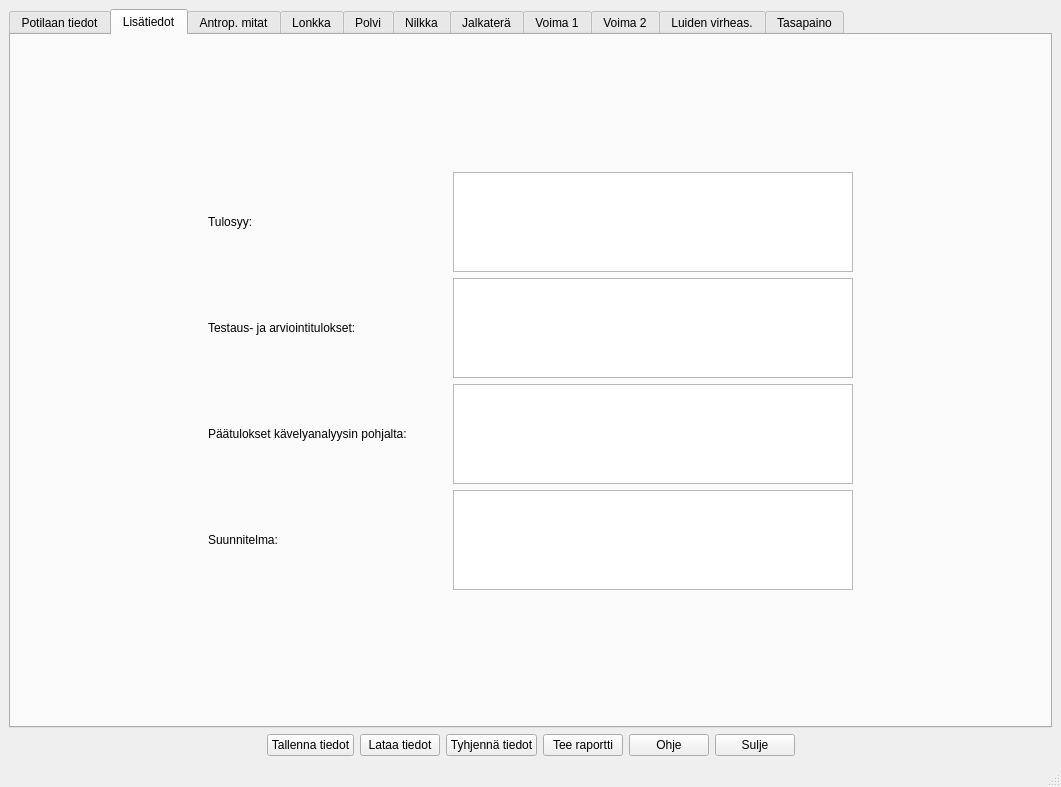
Old version of the form tabbed_design.ui in the repository jjnurminen/liikelaaj.
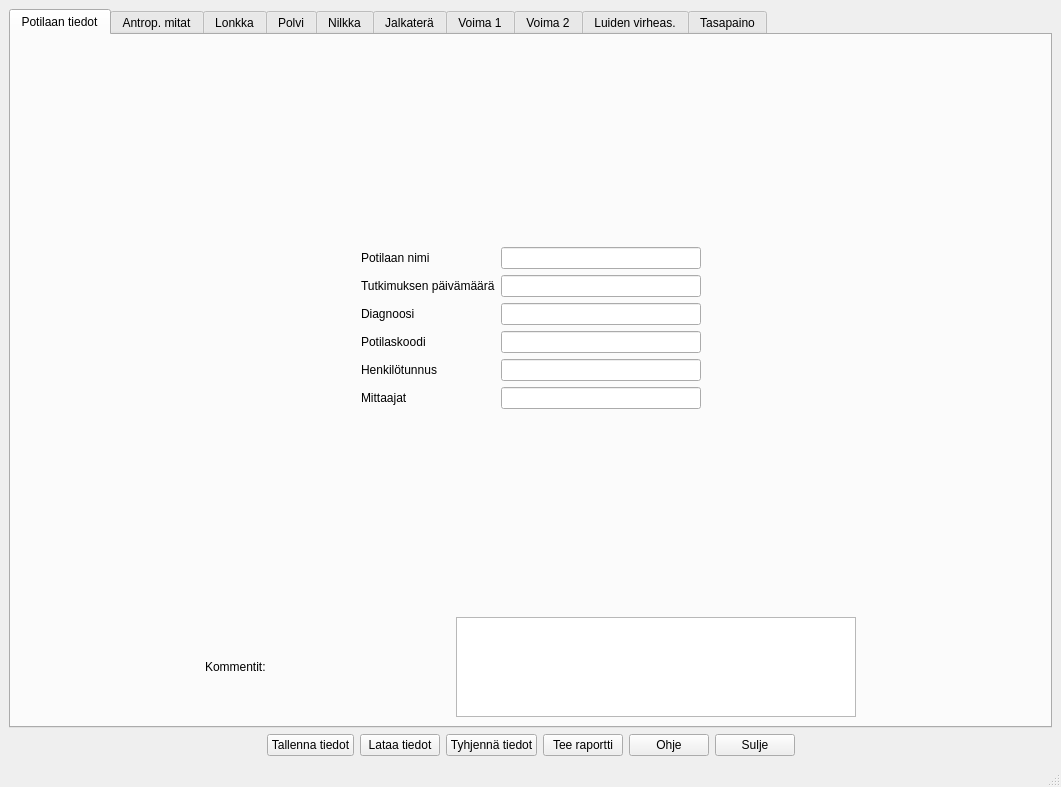
New version of the form. The open tabs and pages were chosen to show the change. Custom widgets are drawn as their Qt base class.

Commit message: del lisatiedot tab

```diff
--- a/tabbed_design.ui
+++ b/tabbed_design.ui
@@ -305,203 +305,6 @@
         </item>
        </layout>
       </widget>
-      <widget class="QWidget" name="tabLisatiedot">
-       <attribute name="title">
-        <string>Lisätiedot</string>
-       </attribute>
-       <layout class="QVBoxLayout" name="verticalLayout_12">
-        <item>
-         <spacer name="verticalSpacer_8">
-          <property name="orientation">
-           <enum>Qt::Vertical</enum>
-          </property>
-          <property name="sizeHint" stdset="0">
-           <size>
-            <width>20</width>
-            <height>99</height>
-           </size>
-          </property>
-         </spacer>
-        </item>
-        <item>
-         <layout class="QGridLayout" name="gridLayout_9">
-          <item row="0" column="1">
-           <widget class="QLabel" name="label_241">
-            <property name="text">
-             <string>Tulosyy:</string>
-            </property>
-           </widget>
-          </item>
-          <item row="1" column="3">
-           <widget class="QTextEdit" name="cmtTestTulokset">
-            <property name="sizePolicy">
-             <sizepolicy hsizetype="Fixed" vsizetype="Fixed">
-              <horstretch>0</horstretch>
-              <verstretch>0</verstretch>
-             </sizepolicy>
-            </property>
-            <property name="minimumSize">
-             <size>
-              <width>400</width>
-              <height>100</height>
-             </size>
-            </property>
-            <property name="maximumSize">
-             <size>
-              <width>400</width>
-              <height>100</height>
-             </size>
-            </property>
-           </widget>
-          </item>
-          <item row="0" column="3">
-           <widget class="QTextEdit" name="cmtTulosyy">
-            <property name="sizePolicy">
-             <sizepolicy hsizetype="Fixed" vsizetype="Fixed">
-              <horstretch>0</horstretch>
-              <verstretch>0</verstretch>
-             </sizepolicy>
-            </property>
-            <property name="minimumSize">
-             <size>
-              <width>400</width>
-              <height>100</height>
-             </size>
-            </property>
-            <property name="maximumSize">
-             <size>
-              <width>400</width>
-              <height>100</height>
-             </size>
-            </property>
-           </widget>
-          </item>
-          <item row="3" column="1">
-           <widget class="QLabel" name="label_327">
-            <property name="text">
-             <string>Suunnitelma:</string>
-            </property>
-           </widget>
-          </item>
-          <item row="1" column="1">
-           <widget class="QLabel" name="label_307">
-            <property name="text">
-             <string>Testaus- ja arviointitulokset:</string>
-            </property>
-           </widget>
-          </item>
-          <item row="2" column="1">
-           <widget class="QLabel" name="label_326">
-            <property name="text">
-             <string>Päätulokset kävelyanalyysin pohjalta:</string>
-            </property>
-           </widget>
-          </item>
-          <item row="0" column="0">
-           <spacer name="horizontalSpacer_39">
-            <property name="orientation">
-             <enum>Qt::Horizontal</enum>
-            </property>
-            <property name="sizeHint" stdset="0">
-             <size>
-              <width>40</width>
-              <height>20</height>
-             </size>
-            </property>
-           </spacer>
-          </item>
-          <item row="0" column="4">
-           <spacer name="horizontalSpacer_43">
-            <property name="orientation">
-             <enum>Qt::Horizontal</enum>
-            </property>
-            <property name="sizeHint" stdset="0">
-             <size>
-              <width>40</width>
-              <height>20</height>
-             </size>
-            </property>
-           </spacer>
-          </item>
-          <item row="3" column="3">
-           <widget class="QTextEdit" name="cmtSuunnitelma">
-            <property name="sizePolicy">
-             <sizepolicy hsizetype="Fixed" vsizetype="Fixed">
-              <horstretch>0</horstretch>
-              <verstretch>0</verstretch>
-             </sizepolicy>
-            </property>
-            <property name="minimumSize">
-             <size>
-              <width>400</width>
-              <height>100</height>
-             </size>
-            </property>
-            <property name="maximumSize">
-             <size>
-              <width>400</width>
-              <height>100</height>
-             </size>
-            </property>
-           </widget>
-          </item>
-          <item row="2" column="3">
-           <widget class="QTextEdit" name="cmtKavelyTulokset">
-            <property name="sizePolicy">
-             <sizepolicy hsizetype="Fixed" vsizetype="Fixed">
-              <horstretch>0</horstretch>
-              <verstretch>0</verstretch>
-             </sizepolicy>
-            </property>
-            <property name="minimumSize">
-             <size>
-              <width>400</width>
-              <height>100</height>
-             </size>
-            </property>
-            <property name="maximumSize">
-             <size>
-              <width>400</width>
-              <height>100</height>
-             </size>
-            </property>
-           </widget>
-          </item>
-          <item row="2" column="2">
-           <spacer name="horizontalSpacer_44">
-            <property name="orientation">
-             <enum>Qt::Horizontal</enum>
-            </property>
-            <property name="sizeType">
-             <enum>QSizePolicy::Fixed</enum>
-            </property>
-            <property name="sizeHint" stdset="0">
-             <size>
-              <width>40</width>
-              <height>20</height>
-             </size>
-            </property>
-           </spacer>
-          </item>
-         </layout>
-        </item>
-        <item>
-         <spacer name="verticalSpacer_9">
-          <property name="orientation">
-           <enum>Qt::Vertical</enum>
-          </property>
-          <property name="sizeHint" stdset="0">
-           <size>
-            <width>20</width>
-            <height>99</height>
-           </size>
-          </property>
-         </spacer>
-        </item>
-       </layout>
-       <zorder>verticalSpacer_8</zorder>
-       <zorder>verticalSpacer_9</zorder>
-      </widget>
       <widget class="QWidget" name="tabAntrop">
        <attribute name="title">
         <string>Antrop. mitat</string>
```
Left out of the diff: 4 changed lines with no effect on the pictures.
